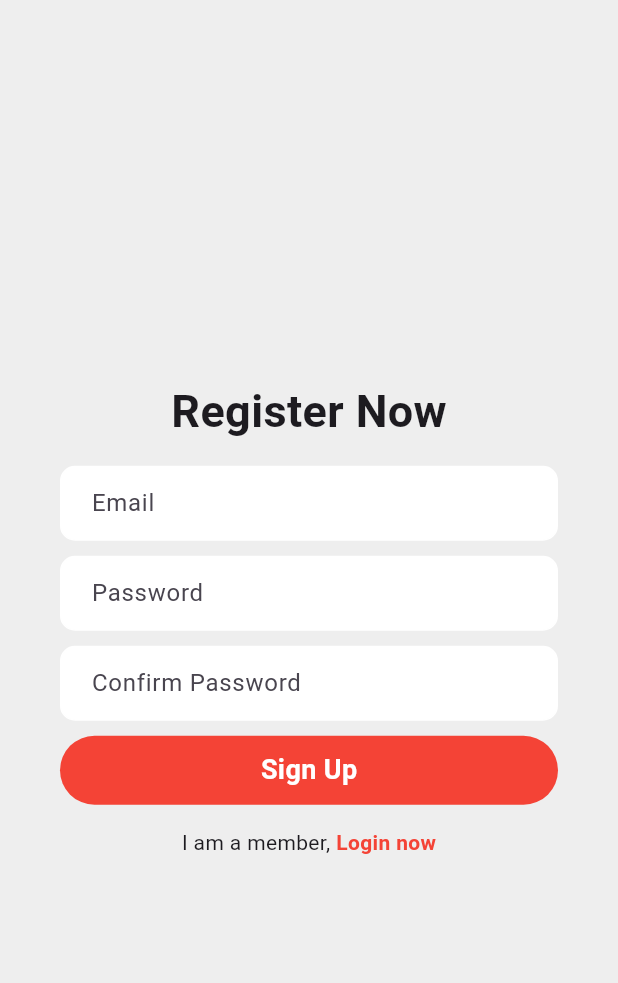
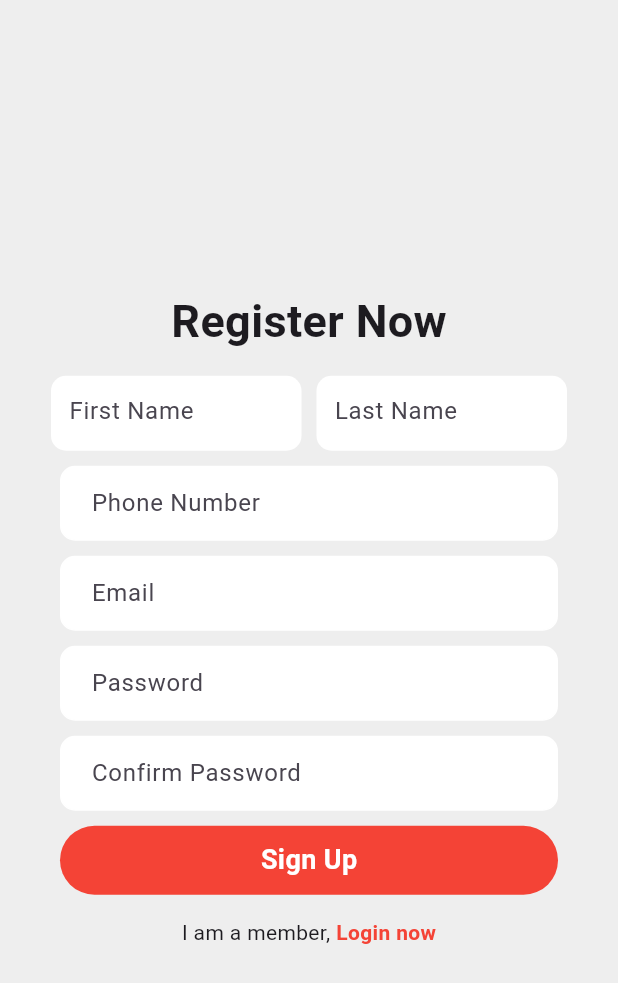
Before and after one commit to nourfahmy2003/Storelx, a Flutter app: the SignupPage screen opened directly with empty values, on a phone screen of 412 x 824 dp. Shown: the top 983 px of the screen. Run offline on Flutter 3.47's test engine with Material 3 defaults, Android fonts, the light colour scheme and no system bars; our stand-ins replace cloud_firestore, firebase_auth, firebase_core; accounts and stored records are empty.

Commit message:
made delete account and firestore work

```diff
--- a/lib/Screens/Home_page.dart
+++ b/lib/Screens/Home_page.dart
@@ -24,7 +24,13 @@ class _HomePageState extends State<HomePage> {
             FirebaseAuth.instance.signOut();
             },
             color: Colors.red,
-            child: Text('Sign Out'),
+            child: Text('Sign out'),
+            ),
+            MaterialButton(onPressed:(){
+            user.delete();
+            },
+            color: Colors.red,
+            child: Text('Delete Account'),
             )
         ],
       )),
--- a/lib/Screens/sign in/up/Login.dart
+++ b/lib/Screens/sign in/up/Login.dart
@@ -1,5 +1,4 @@
 import 'package:firebase_auth/firebase_auth.dart';
-import 'package:flutter/foundation.dart';
 import 'package:flutter/material.dart';
 import 'package:storelx/Screens/sign%20in/up/ForgotPass.dart';
 // import 'package:storelx/Screens/Auth/Signup.dart';
--- a/lib/Screens/sign in/up/Signup.dart
+++ b/lib/Screens/sign in/up/Signup.dart
@@ -1,5 +1,6 @@
 import 'package:firebase_auth/firebase_auth.dart';
 import 'package:flutter/material.dart';
+import 'package:cloud_firestore/cloud_firestore.dart';
 
 
 class SignupPage extends StatefulWidget {
@@ -14,13 +15,30 @@ class _SignupPageState extends State<SignupPage> {
   final _emailController = TextEditingController();
   final _passwordController = TextEditingController();
   final _confirmPassController = TextEditingController();
+  final _firstNameController = TextEditingController();
+  final _lastNameController = TextEditingController();
+  final _phonenumberController = TextEditingController();
 
   void dispose(){
     _emailController.dispose();
     _passwordController.dispose();
     _confirmPassController.dispose();
+    _firstNameController.dispose();
+    _lastNameController.dispose();
+    _phonenumberController.dispose();
     super.dispose();
   }
+ Future addUserDetails(String firstname, String lastname, String email, String number) async {
+    await FirebaseFirestore.instance.collection('Users').add({
+        'first name': firstname,
+        'last name': lastname,
+        'Email': email,
+        'Phone number': number
+      }
+    );
+  }
+
+
   Future signUp() async {
   try {
     if (_confirmPassController.text.trim() == _passwordController.text.trim()) {
@@ -28,7 +46,16 @@ class _SignupPageState extends State<SignupPage> {
         email: _emailController.text.trim(),
         password: _passwordController.text.trim(),
       );
-    } else {
+      //adding user details
+      addUserDetails(
+          _firstNameController.text.trim(),
+          _lastNameController.text.trim(),
+          _emailController.text.trim(),
+          _phonenumberController.text.trim());
+    }
+
+
+    else {
       showDialog(
         context: context,
         builder: (context) {
@@ -55,7 +82,7 @@ class _SignupPageState extends State<SignupPage> {
         context: context,
         builder: (context) {
           return AlertDialog(
-            content: Text('An error occurred'),
+            content: Text(e.toString()),
           );
         },
       );
@@ -83,6 +110,76 @@ class _SignupPageState extends State<SignupPage> {
               ),
             ),
             SizedBox(height: 15),
+
+            //first Name text
+              Row(
+                mainAxisAlignment: MainAxisAlignment.center,
+                  children: [
+                    Container(
+                      decoration: BoxDecoration(color: Colors.white,
+                      borderRadius: BorderRadius.circular(10)),
+                      padding: EdgeInsets.only(left: 12),
+                      margin: EdgeInsets.only(right: 10),
+
+                      child: SizedBox(
+
+                        width: 155,
+                        height: 50,
+                        child: TextField(
+                          controller: _firstNameController,
+                          decoration: InputDecoration(
+
+                            border: InputBorder.none,
+                            hintText: 'First Name',
+                          ),
+                        ),
+                      ),
+                    ),
+
+                    Container(
+                      decoration: BoxDecoration(color: Colors.white,
+                      borderRadius: BorderRadius.circular(10)),
+                      padding: EdgeInsets.only(left: 12),
+                      child: SizedBox(
+                        width: 155,
+                        height: 50,
+                        child: TextField(
+                          controller: _lastNameController,
+                          decoration: InputDecoration(
+                            border: InputBorder.none,
+                            hintText: 'Last Name',
+                          ),
+                        ),
+                      ),
+                    ),
+                  ],
+                ),
+
+
+            SizedBox(height: 10),
+
+            //Email text
+            Padding(
+              padding: const EdgeInsets.symmetric(horizontal: 20),
+              child: Container(
+                decoration: BoxDecoration(
+                  border: Border.all(color: Colors.white,),
+                  borderRadius: BorderRadius.circular(10),
+                  color: Colors.white,
+                ),
+                child: Padding(padding: EdgeInsets.only(left: 20),
+                child: TextField(
+                  controller: _phonenumberController,
+                  decoration: InputDecoration(
+                    border: InputBorder.none,
+                    hintText: 'Phone Number',
+                  ),
+                  ),
+                ),
+              ),
+            ),
+
+            SizedBox(height: 10),
 
             //Email text
             Padding(
```
